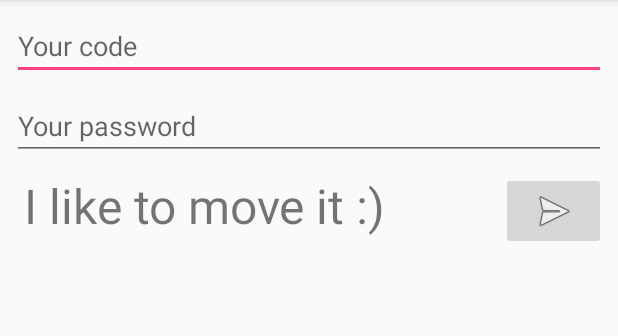
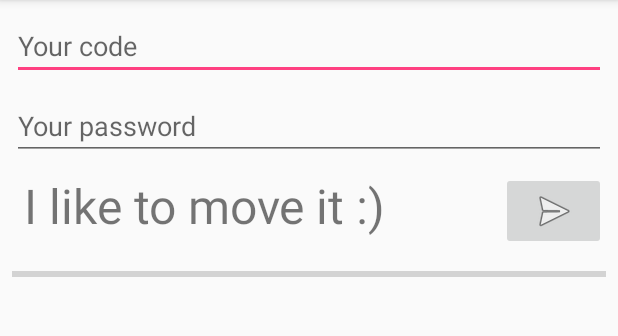
Before and after one commit to krakorj/android-lydecoder, an Android app: the screen it shows after launch (MainActivity), on a phone screen of 412 x 824 dp, the part 84-420 px from its top. Run offline under Robolectric (Android 15) with nearby library versions, the phone set to English and light mode, and no system bars.

Commit message:
progressbar added

```diff
--- a/app/src/main/java/com/example/krakora/lydecoder/MainActivity.java
+++ b/app/src/main/java/com/example/krakora/lydecoder/MainActivity.java
@@ -2,6 +2,7 @@ package com.example.krakora.lydecoder;
 
 import android.content.Context;
 import android.os.Bundle;
+import android.os.CountDownTimer;
 import android.support.design.widget.FloatingActionButton;
 import android.support.design.widget.Snackbar;
 import android.support.v7.app.AppCompatActivity;
@@ -14,6 +15,7 @@ import android.view.inputmethod.InputMethodManager;
 import android.widget.Button;
 import android.widget.EditText;
 import android.widget.ImageButton;
+import android.widget.ProgressBar;
 import android.widget.TextView;
 
 import java.io.InputStream;
@@ -36,6 +38,27 @@ public class MainActivity extends AppCompatActivity {
         Toolbar toolbar = (Toolbar) findViewById(R.id.toolbar);
         setSupportActionBar(toolbar);
 
+        // Progress bar
+        final ProgressBar progressBar = (ProgressBar) findViewById(R.id.progressBar);
+
+        // Timer
+        final CountDownTimer countDownTimer;
+        final long msInFuture = 20000;
+        final int countDownInterval = 100;
+        // Output text timer
+        countDownTimer = new CountDownTimer(msInFuture, countDownInterval) {
+            @Override
+            public void onTick(long l) {
+                progressBar.setMax((int) msInFuture/countDownInterval);
+                progressBar.setProgress((int) l/countDownInterval);
+            }
+
+            @Override
+            public void onFinish() {
+                outputText.setText("I like to move it :)");
+            }
+        };
+
         // Process button
         ImageButton button = (ImageButton) findViewById(R.id.processButton);
         button.setOnClickListener(new View.OnClickListener() {
@@ -56,10 +79,11 @@ public class MainActivity extends AppCompatActivity {
                     Decoder d = new Decoder(codeText.getText().toString(), passText.getText().toString(), ins);
                     output = d.decode();
                 } catch (Exception e) {
-                    // pass
+                    // Ignore
                 }
                 // Present it
                 outputText.setText(output);
+                countDownTimer.start();
                 // Reset code & password
                 codeText.setText("");
                 codeText.requestFocus();
--- a/app/src/main/res/layout/content_main.xml
+++ b/app/src/main/res/layout/content_main.xml
@@ -17,8 +17,7 @@
         android:ems="10"
         android:inputType="textPersonName"
         android:hint="Your code"
-        app:layout_constraintTop_toTopOf="parent"
-        tools:layout_editor_absoluteX="84dp" />
+        app:layout_constraintTop_toTopOf="parent" />
 
     <EditText
         android:id="@+id/editPassword"
@@ -28,9 +27,7 @@
         android:ems="10"
         android:inputType="textPassword"
         android:hint="Your password"
-        app:layout_constraintTop_toBottomOf="@id/editText"
-        tools:layout_editor_absoluteX="84dp"
-        tools:layout_editor_absoluteY="76dp" />
+        app:layout_constraintTop_toBottomOf="@id/editText" />
 
     <ImageButton
         android:id="@+id/processButton"
@@ -52,7 +49,12 @@
         app:layout_constraintLeft_toLeftOf="@id/editPassword"
         app:layout_constraintBottom_toBottomOf="@id/processButton" />
 
-
-
+    <ProgressBar
+        android:id="@+id/progressBar"
+        style="?android:attr/progressBarStyleHorizontal"
+        android:layout_width="match_parent"
+        android:layout_height="wrap_content"
+        android:layout_margin="8dp"
+        app:layout_constraintTop_toBottomOf="@+id/processButton" />
 
 </android.support.constraint.ConstraintLayout>
```
